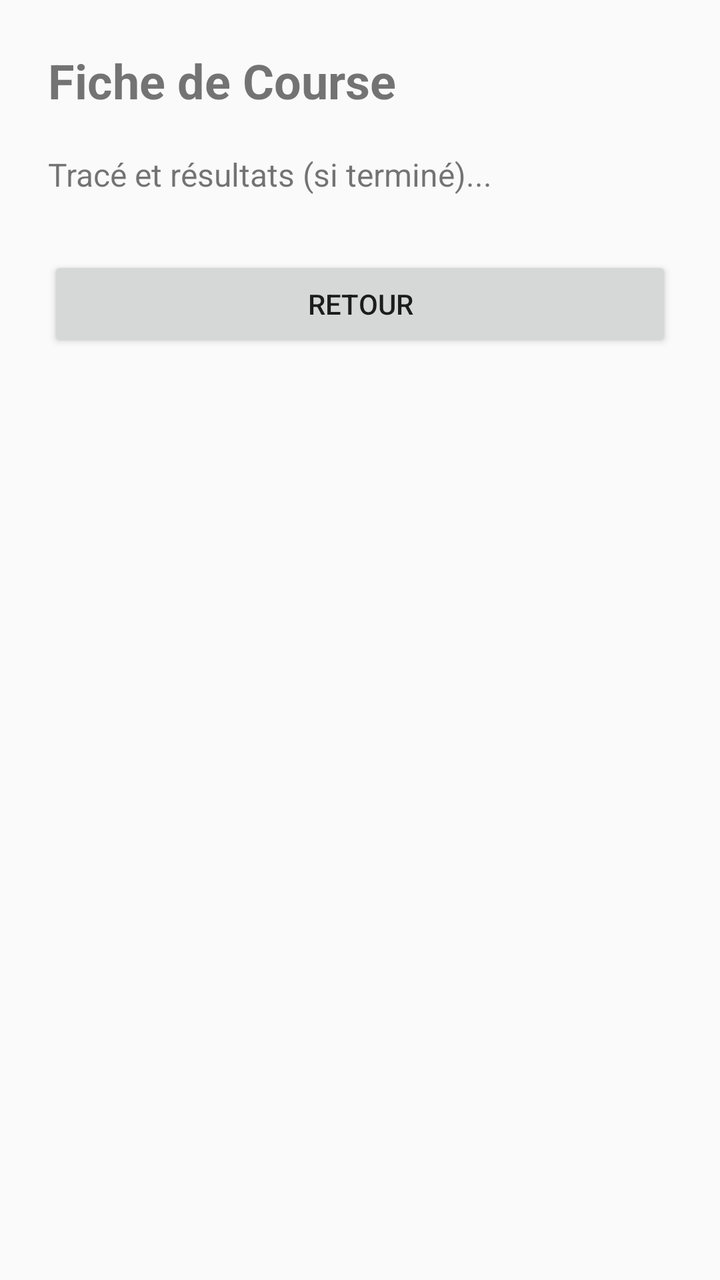
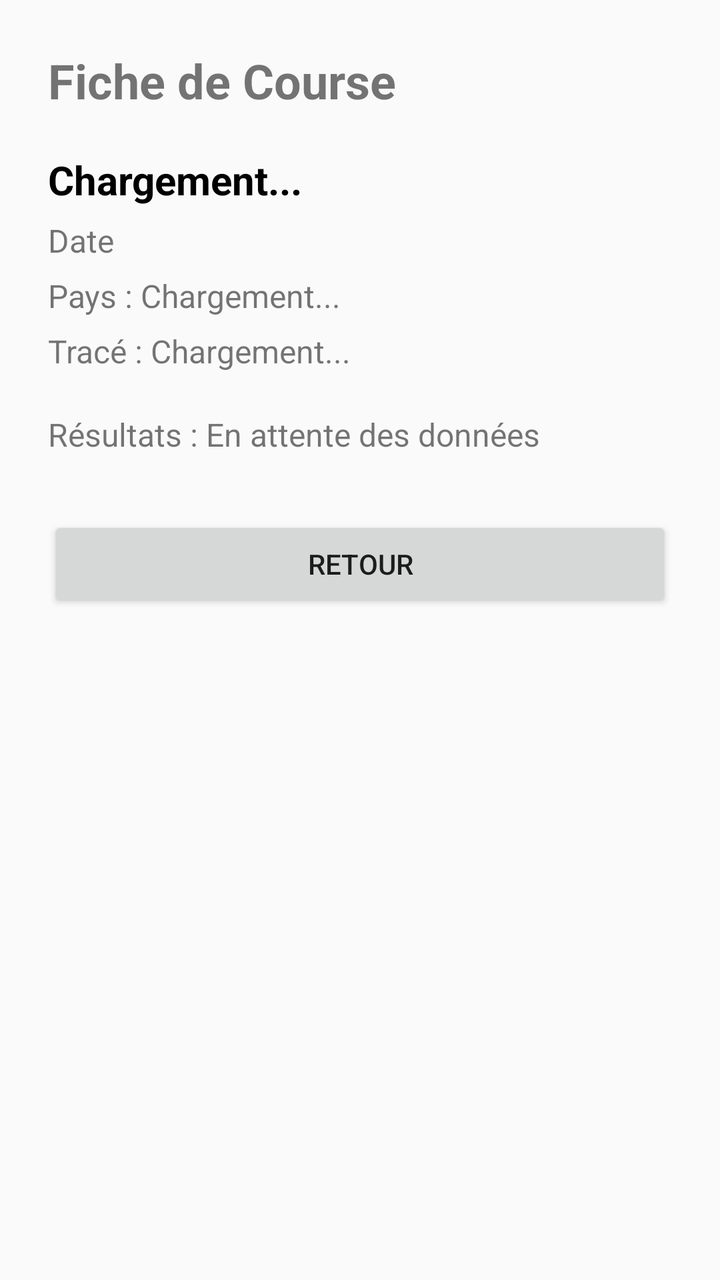

The first picture is an Android layout as it rendered before a commit; the second is the same layout after the commit. The layout source and the unified diff follow.
<!-- AndroidManifest.xml: application theme Theme.AppCompat.DayNight.NoActionBar -->
<!-- res/layout/activity_race_detail.xml -->
<?xml version="1.0" encoding="utf-8"?>
<LinearLayout xmlns:android="http://schemas.android.com/apk/res/android"
    android:layout_width="match_parent"
    android:layout_height="match_parent"
    android:orientation="vertical"
    android:padding="24dp">

    <TextView
        android:layout_width="wrap_content"
        android:layout_height="wrap_content"
        android:text="Fiche de Course"
        android:textSize="24sp"
        android:textStyle="bold"
        android:layout_marginBottom="20dp" />

    <TextView
        android:layout_width="wrap_content"
        android:layout_height="wrap_content"
        android:text="Tracé et résultats (si terminé)..."
        android:textSize="16sp"
        android:layout_marginBottom="30dp" />

    <Button
        android:layout_width="match_parent"
        android:layout_height="wrap_content"
        android:text="Retour"
        android:onClick="clicBack" />

</LinearLayout>
<!-- resources referenced by this layout -->
<resources>

</resources>

<!-- the commit's change to res/layout/activity_race_detail.xml (unified diff, before → after) -->
@@ -14,9 +14,44 @@
         android:layout_marginBottom="20dp" />
 
     <TextView
+        android:id="@+id/tv_race_name"
         android:layout_width="wrap_content"
         android:layout_height="wrap_content"
-        android:text="Tracé et résultats (si terminé)..."
+        android:text="Chargement..."
+        android:textSize="20sp"
+        android:textStyle="bold"
+        android:textColor="@color/black"
+        android:layout_marginBottom="6dp" />
+
+    <TextView
+        android:id="@+id/tv_race_date"
+        android:layout_width="wrap_content"
+        android:layout_height="wrap_content"
+        android:text="Date"
+        android:textSize="16sp"
+        android:layout_marginBottom="6dp" />
+
+    <TextView
+        android:id="@+id/tv_race_country"
+        android:layout_width="wrap_content"
+        android:layout_height="wrap_content"
+        android:text="Pays : Chargement..."
+        android:textSize="16sp"
+        android:layout_marginBottom="6dp" />
+
+    <TextView
+        android:id="@+id/tv_race_track"
+        android:layout_width="wrap_content"
+        android:layout_height="wrap_content"
+        android:text="Tracé : Chargement..."
+        android:textSize="16sp"
+        android:layout_marginBottom="20dp" />
+
+    <TextView
+        android:id="@+id/tv_race_results"
+        android:layout_width="wrap_content"
+        android:layout_height="wrap_content"
+        android:text="Résultats : En attente des données"
         android:textSize="16sp"
         android:layout_marginBottom="30dp" />
 
<!-- resource entries referenced after the edit -->
@@ -1,5 +1,5 @@
 <!-- resources referenced by this layout -->
 <resources>
-
+  <color name="black">#FF000000</color>
 </resources>
 
